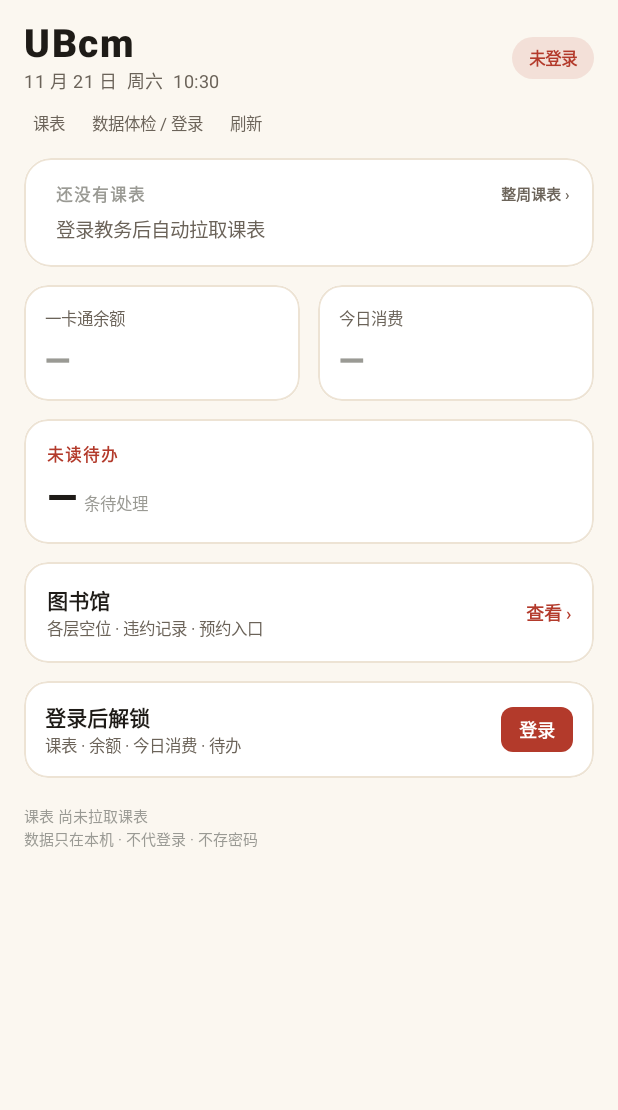
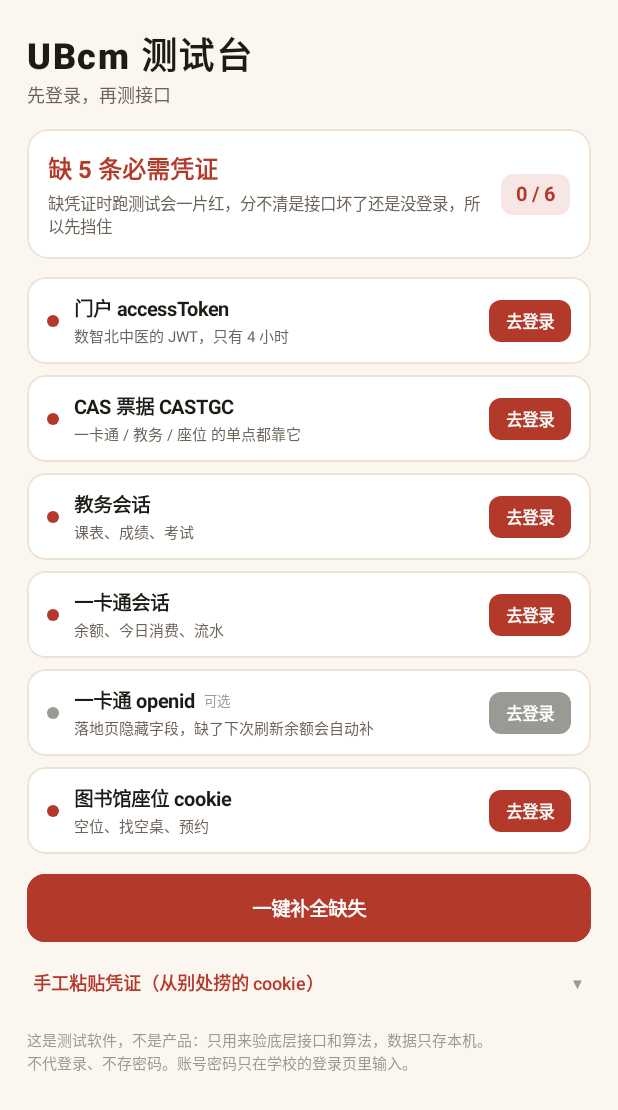
Before and after one commit to Chinalelle/ubcm, an Android app built with Jetpack Compose: the screen it shows after launch (MainActivity), on a phone screen of 412 x 824 dp. Shown: the top 1110 px of the screen. Run offline under Robolectric (Android 15) with nearby library versions, the phone set to English and light mode, and no system bars.

Commit message:
feat(login): 打开即登录门禁，5 条必需凭证缺一不可进
定位校准：这是测试软件（验底层接口与算法），不是产品。
缺凭证时跑体检会一片红，分不清「接口坏了」还是「没登录」——
轮次 2 为此白排查过一轮，所以入口必须先做凭证完整性门禁。

- Credential.kt 纯逻辑：6 项凭证（5 必需 + openid 可选）逐条判定，
  算出缺几条 / 下一步该登哪个目标。不依赖 Android，可 JVM 单测
- LoginGateScreen.kt：总状态 + 逐条清单 + 一键补全 + 手工粘贴退路
- 一键补全按 PORTAL → JW → ECARD → SEAT 串联（后三个靠 CASTGC 自动 SSO）
- 默认落地页 HOME → PROBE：测试软件该看的是探针，不是产品首页
- LoginWebViewActivity：「完成」改为 setResult(RESULT_OK)，供门禁判断是否继续串联
- Session：新增 saveEcardOpenid

三个判定取舍（都有单测）：
1. openid 不做硬门槛 —— 它是派生值，抓不到就会让用户永远过不了门禁；
   而且 refreshCard 在 openid 为 null 时本来就会重走一卡通登录
2. JWT 过期算「没有」—— 过期凭证一用就 401，放行等于制造假信号
3. 解析不出 exp 时按「有值」处理 —— 不把畸形 token 当过期把人挡在门外

门禁单测 18 个，总数 95 → 113，全绿。

```diff
--- /dev/null
+++ b/app-android/app/src/main/java/com/kang/ubcm/Credential.kt
@@ -0,0 +1,137 @@
+package com.kang.ubcm
+
+/**
+ * 登录门禁 —— 这个 App 现在的定位是**测试软件**，不是产品。
+ *
+ * （2026-11-21 用户明确：现在不做功能，只用它验底层接口和算法，UI 排布后面再谈。）
+ *
+ * 所以打开 App 的第一件事不是看页面，而是**确认凭证齐不齐**：缺任何一条就强制登录。
+ *
+ * 为什么必须拦（不是"体验优化"，是刚需）：
+ * 上一轮吃过亏 —— 所有学校登录态过期的时候，20 个探针全红，
+ * 根本分不清是「接口改坏了」还是「压根没登录」。凭证不齐就跑测试 = 制造假信号。
+ *
+ * ⚠️ 这个文件刻意不碰 Android：凭证由调用方从 Session 读好传进来（[Snapshot]），
+ * 这样判定逻辑能被 JVM 单测直接覆盖。
+ */
+object CredentialGate {
+
+    /**
+     * 一次凭证快照。字段为 null / 空白 = 这条没有。
+     *
+     * @param jwtRemainingMs JWT 剩余毫秒；null 表示没有 token 或解析不出 exp
+     */
+    data class Snapshot(
+        val accessToken: String? = null,
+        val castgc: String? = null,
+        val jwSession: String? = null,
+        val ecardSession: String? = null,
+        val ecardOpenid: String? = null,
+        val seatCookie: String? = null,
+        val jwtRemainingMs: Long? = null,
+    )
+
+    /** 一条凭证的检查结果 */
+    data class Item(
+        val id: String,
+        val label: String,
+        val hint: String,
+        /** 缺了该去哪个 WebView 目标补（[LoginWebViewActivity.Target] 的枚举名，纯字符串避免耦合 Android） */
+        val targetName: String,
+        val required: Boolean,
+        val present: Boolean,
+        /** 有值但**不可用**时的说明（目前只有 JWT 过期） */
+        val problem: String? = null,
+    ) {
+        /** 可用 = 有值 且 没有 problem */
+        val ok: Boolean get() = present && problem == null
+    }
+
+    data class Audit(
+        val items: List<Item>,
+        /** 缺的、且必须有的 */
+        val missingRequired: List<Item>,
+        val allOk: Boolean,
+        /** 下一步该登哪个目标；全齐时为 null */
+        val nextTarget: String?,
+    ) {
+        val okCount: Int get() = items.count { it.ok }
+        val requiredCount: Int get() = items.count { it.required }
+    }
+
+    /**
+     * 五条**必须有**的凭证 + 一条自动补齐的。
+     *
+     * 顺序就是登录顺序，也是 [Audit.nextTarget] 的优先级：
+     * PORTAL 必须第一个 —— 它顺带把 CASTGC 存下来，后面三个目标全靠 CASTGC 自动 SSO。
+     *
+     * `ecard_openid` 标记为不必需：它是**派生值**（一卡通落地页里的隐藏 input），
+     * WebView 抓取时机不对就可能拿不到。把它设成硬门槛会让用户永远过不了门禁，
+     * 而一卡通刷新时本来就会自动补（见 `HomeViewModel.refreshCard`）。
+     */
+    fun audit(s: Snapshot): Audit {
+        val jwtText = s.accessToken.orEmpty().trim()
+        val jwtPresent = jwtText.isNotEmpty()
+        val jwtExpired = jwtPresent && s.jwtRemainingMs != null && s.jwtRemainingMs <= 0
+
+        val items = listOf(
+            Item(
+                id = "access_token",
+                label = "门户 accessToken",
+                hint = "数智北中医的 JWT，只有 4 小时",
+                targetName = "PORTAL",
+                required = true,
+                present = jwtPresent && !jwtExpired,
+                problem = if (jwtExpired) "已过期，点右边重新登" else null,
+            ),
+            Item(
+                id = "castgc",
+                label = "CAS 票据 CASTGC",
+                hint = "一卡通 / 教务 / 座位 的单点都靠它",
+                targetName = "PORTAL",
+                required = true,
+                present = !s.castgc.isNullOrBlank(),
+            ),
+            Item(
+                id = "jw_jsessionid",
+                label = "教务会话",
+                hint = "课表、成绩、考试",
+                targetName = "JW",
+                required = true,
+                present = !s.jwSession.isNullOrBlank(),
+            ),
+            Item(
+                id = "ecard_session",
+                label = "一卡通会话",
+                hint = "余额、今日消费、流水",
+                targetName = "ECARD",
+                required = true,
+                present = !s.ecardSession.isNullOrBlank(),
+            ),
+            Item(
+                id = "ecard_openid",
+                label = "一卡通 openid",
+                hint = "落地页隐藏字段，缺了下次刷新余额会自动补",
+                targetName = "ECARD",
+                required = false,
+                present = !s.ecardOpenid.isNullOrBlank(),
+            ),
+            Item(
+                id = "seat_cookie",
+                label = "图书馆座位 cookie",
+                hint = "空位、找空桌、预约",
+                targetName = "SEAT",
+                required = true,
+                present = !s.seatCookie.isNullOrBlank(),
+            ),
+        )
+
+        val missing = items.filter { it.required && !it.ok }
+        return Audit(
+            items = items,
+            missingRequired = missing,
+            allOk = missing.isEmpty(),
+            nextTarget = missing.firstOrNull()?.targetName,
+        )
+    }
+}
--- /dev/null
+++ b/app-android/app/src/main/java/com/kang/ubcm/LoginGateScreen.kt
@@ -0,0 +1,307 @@
+package com.kang.ubcm
+
+import android.content.Context
+import androidx.compose.foundation.background
+import androidx.compose.foundation.border
+import androidx.compose.foundation.clickable
+import androidx.compose.foundation.layout.*
+import androidx.compose.foundation.rememberScrollState
+import androidx.compose.foundation.shape.CircleShape
+import androidx.compose.foundation.shape.RoundedCornerShape
+import androidx.compose.foundation.verticalScroll
+import androidx.compose.material3.LocalTextStyle
+import androidx.compose.material3.OutlinedTextField
+import androidx.compose.material3.Surface
+import androidx.compose.material3.Text
+import androidx.compose.runtime.Composable
+import androidx.compose.runtime.getValue
+import androidx.compose.runtime.mutableStateOf
+import androidx.compose.runtime.remember
+import androidx.compose.runtime.setValue
+import androidx.compose.ui.Alignment
+import androidx.compose.ui.Modifier
+import androidx.compose.ui.draw.clip
+import androidx.compose.ui.graphics.Color
+import androidx.compose.ui.text.font.FontFamily
+import androidx.compose.ui.text.font.FontWeight
+import androidx.compose.ui.text.style.TextOverflow
+import androidx.compose.ui.unit.dp
+import androidx.compose.ui.unit.sp
+
+/**
+ * 从 Session 读一次凭证快照。
+ *
+ * 放在 UI 文件里而不是 `Credential.kt`：后者是纯逻辑（可 JVM 单测），
+ * 一旦它引用 Context 就再也测不了了。
+ */
+fun readCredentialSnapshot(ctx: Context): CredentialGate.Snapshot {
+    val token = Session.loadToken(ctx)
+    return CredentialGate.Snapshot(
+        accessToken = token,
+        castgc = Session.loadCastgc(ctx),
+        jwSession = Session.loadJwSession(ctx),
+        ecardSession = Session.loadEcardSession(ctx),
+        ecardOpenid = Session.loadEcardOpenid(ctx),
+        seatCookie = Session.loadSeatCookie(ctx),
+        // 解析不出 exp 时返回 null —— 门禁按「有值」处理，不因畸形 token 把人挡在门外
+        jwtRemainingMs = Session.parse(token)?.remainingMs(),
+    )
+}
+
+/**
+ * 登录门禁页。**凭证不齐时 App 唯一能看到的页面。**
+ *
+ * 三种补齐方式，缺一不可：
+ *  1. 一键补全：按 PORTAL → JW → ECARD → SEAT 顺序自动串起来（后三个靠 CASTGC 自动 SSO）
+ *  2. 单项去登录：哪条缺点哪条
+ *  3. 手工粘贴：某些凭证只能从别处捞（比如浏览器里已有的 cookie），必须留这条路，
+ *     否则门禁会把人锁死在门外
+ */
+@Composable
+fun LoginGateScreen(
+    audit: CredentialGate.Audit,
+    onLoginTarget: (String) -> Unit,
+    onAutoFill: () -> Unit,
+    onRecheck: () -> Unit,
+    onSaveManual: (jwt: String, jw: String, castgc: String, seat: String, ecard: String, openid: String) -> Unit,
+) {
+    var showManual by remember { mutableStateOf(false) }
+
+    Surface(color = UbcmColors.Paper, modifier = Modifier.fillMaxSize()) {
+        Box(
+            Modifier.fillMaxSize().windowInsetsPadding(WindowInsets.safeDrawing),
+            contentAlignment = Alignment.TopCenter,
+        ) {
+            Column(
+                Modifier
+                    .fillMaxSize()
+                    .widthIn(max = 640.dp)
+                    .verticalScroll(rememberScrollState())
+                    .padding(horizontal = 18.dp, vertical = 18.dp),
+            ) {
+                Text("UBcm 测试台", fontSize = 24.sp, fontWeight = FontWeight.Black, color = UbcmColors.Ink, letterSpacing = 1.sp)
+                Text("先登录，再测接口", fontSize = 12.sp, color = UbcmColors.InkSoft)
+
+                Spacer(Modifier.height(14.dp))
+
+                // 总状态
+                val tone = if (audit.allOk) UbcmColors.Jade else UbcmColors.Cinnabar
+                Row(
+                    Modifier
+                        .fillMaxWidth()
+                        .clip(RoundedCornerShape(14.dp))
+                        .background(UbcmColors.CardWhite)
+                        .border(1.dp, UbcmColors.Line, RoundedCornerShape(14.dp))
+                        .padding(14.dp),
+                    verticalAlignment = Alignment.CenterVertically,
+                ) {
+                    Column(Modifier.weight(1f)) {
+                        Text(
+                            if (audit.allOk) "凭证齐全" else "缺 ${audit.missingRequired.size} 条必需凭证",
+                            fontSize = 16.sp,
+                            fontWeight = FontWeight.Bold,
+                            color = tone,
+                        )
+                        Spacer(Modifier.height(3.dp))
+                        Text(
+                            if (audit.allOk) "可以开始测试"
+                            else "缺凭证时跑测试会一片红，分不清是接口坏了还是没登录，所以先挡住",
+                            fontSize = 11.sp,
+                            color = UbcmColors.InkSoft,
+                            lineHeight = 15.sp,
+                        )
+                    }
+                    Spacer(Modifier.width(8.dp))
+                    Box(
+                        Modifier.clip(RoundedCornerShape(8.dp)).background(tone.copy(alpha = .12f))
+                            .padding(horizontal = 10.dp, vertical = 6.dp)
+                    ) {
+                        Text("${audit.okCount} / ${audit.items.size}", fontSize = 13.sp, fontWeight = FontWeight.Bold, color = tone)
+                    }
+                }
+
+                Spacer(Modifier.height(12.dp))
+
+                // 逐条清单
+                audit.items.forEach { item ->
+                    CredentialRow(item, onLoginTarget)
+                    Spacer(Modifier.height(7.dp))
+                }
+
+                Spacer(Modifier.height(6.dp))
+
+                Row(horizontalArrangement = Arrangement.spacedBy(8.dp)) {
+                    Box(Modifier.weight(1f)) {
+                        BigButton(
+                            text = if (audit.allOk) "重新检查" else "一键补全缺失",
+                            filled = !audit.allOk,
+                            onClick = { if (audit.allOk) onRecheck() else onAutoFill() },
+                        )
+                    }
+                    if (audit.allOk) {
+                        Box(Modifier.weight(1f)) {
+                            BigButton(text = "重新检查", filled = false, onClick = onRecheck)
+                        }
+                    }
+                }
+
+                Spacer(Modifier.height(10.dp))
+
+                // 手工粘贴：门禁的最后一条退路
+                Row(
+                    Modifier.fillMaxWidth().clip(RoundedCornerShape(10.dp)).clickable { showManual = !showManual }
+                        .padding(vertical = 8.dp, horizontal = 4.dp),
+                    verticalAlignment = Alignment.CenterVertically,
+                ) {
+                    Text(
+                        if (showManual) "收起手工粘贴" else "手工粘贴凭证（从别处捞的 cookie）",
+                        fontSize = 12.sp,
+                        fontWeight = FontWeight.SemiBold,
+                        color = UbcmColors.Cinnabar,
+                    )
+                    Spacer(Modifier.weight(1f))
+                    Text(if (showManual) "▲" else "▼", fontSize = 10.sp, color = UbcmColors.Ash)
+                }
+
+                if (showManual) {
+                    ManualPanel(onSaveManual)
+                }
+
+                Spacer(Modifier.height(14.dp))
+                Text(
+                    "这是测试软件，不是产品：只用来验底层接口和算法，数据只存本机。\n" +
+                        "不代登录、不存密码。账号密码只在学校的登录页里输入。",
+                    fontSize = 10.sp,
+                    color = UbcmColors.Ash,
+                    lineHeight = 15.sp,
+                )
+            }
+        }
+    }
+}
+
+@Composable
+private fun CredentialRow(item: CredentialGate.Item, onLoginTarget: (String) -> Unit) {
+    val tone = when {
+        item.ok -> UbcmColors.Jade
+        item.present && item.problem != null -> UbcmColors.Amber
+        !item.required -> UbcmColors.Ash
+        else -> UbcmColors.Cinnabar
+    }
+    Row(
+        Modifier
+            .fillMaxWidth()
+            .clip(RoundedCornerShape(12.dp))
+            .background(UbcmColors.CardWhite)
+            .border(1.dp, UbcmColors.Line, RoundedCornerShape(12.dp))
+            .padding(horizontal = 13.dp, vertical = 11.dp),
+        verticalAlignment = Alignment.CenterVertically,
+    ) {
+        Box(Modifier.size(8.dp).clip(CircleShape).background(tone))
+        Spacer(Modifier.width(10.dp))
+        Column(Modifier.weight(1f)) {
+            Row(verticalAlignment = Alignment.CenterVertically) {
+                Text(item.label, fontSize = 13.sp, fontWeight = FontWeight.Bold, color = UbcmColors.Ink)
+                Spacer(Modifier.width(6.dp))
+                if (!item.required) {
+                    Text("可选", fontSize = 9.sp, color = UbcmColors.Ash)
+                }
+            }
+            Spacer(Modifier.height(2.dp))
+            Text(
+                item.problem ?: item.hint,
+                fontSize = 10.sp,
+                color = if (item.problem != null) UbcmColors.Amber else UbcmColors.InkSoft,
+                lineHeight = 14.sp,
+                maxLines = 2,
+                overflow = TextOverflow.Ellipsis,
+            )
+        }
+        Spacer(Modifier.width(8.dp))
+        if (item.ok) {
+            Text("有", fontSize = 11.sp, fontWeight = FontWeight.Bold, color = UbcmColors.Jade)
+        } else {
+            Box(
+                Modifier.clip(RoundedCornerShape(8.dp)).background(tone)
+                    .clickable { onLoginTarget(item.targetName) }
+                    .padding(horizontal = 11.dp, vertical = 6.dp)
+            ) {
+                Text(if (item.problem != null) "重登" else "去登录", fontSize = 11.sp, fontWeight = FontWeight.Bold, color = Color.White)
+            }
+        }
+    }
+}
+
+@Composable
+private fun BigButton(text: String, filled: Boolean, onClick: () -> Unit) {
+    Box(
+        Modifier
+            .fillMaxWidth()
+            .clip(RoundedCornerShape(12.dp))
+            .background(if (filled) UbcmColors.Cinnabar else UbcmColors.CardWhite)
+            .border(1.dp, if (filled) UbcmColors.Cinnabar else UbcmColors.Line, RoundedCornerShape(12.dp))
+            .clickable { onClick() }
+            .padding(vertical = 13.dp),
+        contentAlignment = Alignment.Center,
+    ) {
+        Text(
+            text,
+            fontSize = 13.sp,
+            fontWeight = FontWeight.Bold,
+            color = if (filled) Color.White else UbcmColors.InkSoft,
+        )
+    }
+}
+
+/**
+ * 手工粘贴。给「凭证只能从别处捞」的场景留的后路 ——
+ * 没有这条路，登录站点一变更，整个 App 就彻底进不去了。
+ */
+@Composable
+private fun ManualPanel(
+    onSave: (String, String, String, String, String, String) -> Unit,
+) {
+    var jwt by remember { mutableStateOf("") }
+    var jw by remember { mutableStateOf("") }
+    var castgc by remember { mutableStateOf("") }
+    var seat by remember { mutableStateOf("") }
+    var ecard by remember { mutableStateOf("") }
+    var openid by remember { mutableStateOf("") }
+
+    Column(
+        Modifier
+            .fillMaxWidth()
+            .clip(RoundedCornerShape(12.dp))
+            .background(UbcmColors.CardWhite)
+            .border(1.dp, UbcmColors.Line, RoundedCornerShape(12.dp))
+            .padding(13.dp),
+        verticalArrangement = Arrangement.spacedBy(8.dp),
+    ) {
+        Text("粘进来的值直接覆盖本机已有的，空着不动", fontSize = 10.sp, color = UbcmColors.Ash)
+
+        PasteField("门户 accessToken（JWT）", jwt) { jwt = it }
+        PasteField("教务 cookie（JSESSIONID=...; jsxsd=...）", jw) { jw = it }
+        PasteField("CASTGC（TGT-...）", castgc) { castgc = it }
+        PasteField("一卡通 servicehall cookie", ecard) { ecard = it }
+        PasteField("一卡通 openid（数字，可选）", openid) { openid = it }
+        PasteField("图书馆 ic-cookie", seat) { seat = it }
+
+        Spacer(Modifier.height(2.dp))
+        BigButton(text = "保存并重新检查", filled = true) {
+            onSave(jwt, jw, castgc, seat, ecard, openid)
+        }
+    }
+}
+
+@Composable
+private fun PasteField(label: String, value: String, onChange: (String) -> Unit) {
+    OutlinedTextField(
+        value = value,
+        onValueChange = onChange,
+        label = { Text(label, fontSize = 10.sp) },
+        minLines = 1,
+        maxLines = 3,
+        modifier = Modifier.fillMaxWidth(),
+        textStyle = LocalTextStyle.current.copy(fontSize = 10.sp, fontFamily = FontFamily.Monospace),
+    )
+}
--- a/app-android/app/src/main/java/com/kang/ubcm/MainActivity.kt
+++ b/app-android/app/src/main/java/com/kang/ubcm/MainActivity.kt
@@ -3,6 +3,8 @@ package com.kang.ubcm
 import android.os.Bundle
 import androidx.activity.ComponentActivity
 import androidx.activity.compose.setContent
+import androidx.activity.compose.rememberLauncherForActivityResult
+import androidx.activity.result.contract.ActivityResultContracts
 import androidx.activity.enableEdgeToEdge
 import androidx.compose.foundation.background
 import androidx.compose.foundation.border
@@ -67,17 +69,96 @@ class MainActivity : ComponentActivity() {
 }
 
 /**
- * 四个页面：首页（聚合卡片，默认）/ 课表周视图 / 图书馆 / 数据体检页（探针 + 登录面板）。
+ * 四个页面：首页（聚合卡片）/ 课表周视图 / 图书馆 / 数据体检页（探针 + 登录面板）。
  * 不引 Navigation 库 —— 四个页面一个状态位就够，保持零依赖。
+ *
+ * ⚠️ 这些都**在登录门禁之后**：凭证不齐时根本走不到这里（见 [AppRoot]）。
  */
 private enum class Page { HOME, WEEK, LIBRARY, PROBE }
 
+/**
+ * 根组件 = **登录门禁** + 门禁后的主内容。
+ *
+ * 定位（2026-11-21 用户明确）：这是测试软件，用来验底层接口和算法，不是产品。
+ * 所以打开第一件事是「凭证齐不齐」，缺任何一条必需凭证都强制留在登录页。
+ *
+ * 登录页的「一键补全」会按 PORTAL → JW → ECARD → SEAT 顺序自动串起来：
+ * 门户登录时顺带存下 CASTGC，后面三个目标靠 CAS 单点基本自动过。
+ * 每返回一次就重读 Session 判断，只自动跑一轮（避免某个站点挂掉时无限弹登录）。
+ */
 @Composable
 private fun AppRoot() {
+    val ctx = androidx.compose.ui.platform.LocalContext.current
+    var gateKey by remember { mutableStateOf(0) }
+    var autoMode by remember { mutableStateOf(false) }
+    var lastTried by remember { mutableStateOf<String?>(null) }
+    var pendingLaunch by remember { mutableStateOf<String?>(null) }
+
+    val launcher = rememberLauncherForActivityResult(
+        ActivityResultContracts.StartActivityForResult()
+    ) { res ->
+        gateKey++     // 无论成功与否都重读一次：cookie 可能已经存进去了
+        if (!autoMode) return@rememberLauncherForActivityResult
+        val next = CredentialGate.audit(readCredentialSnapshot(ctx)).nextTarget
+        if (res.resultCode == android.app.Activity.RESULT_OK && next != null && next != lastTried) {
+            lastTried = next
+            // 不能在 launcher 自己的回调里引用 launcher（val 未初始化），
+            // 所以只是打个标记，由下面的 LaunchedEffect 真正启动
+            pendingLaunch = next
+        } else {
+            // 用户按返回键退出 / 同一个目标补不动 → 停下，别把人困在弹窗循环里
+            autoMode = false
+        }
+    }
+
+    LaunchedEffect(pendingLaunch) {
+        val name = pendingLaunch ?: return@LaunchedEffect
+        pendingLaunch = null
+        launcher.launch(LoginWebViewActivity.newIntent(ctx, LoginWebViewActivity.Target.of(name)))
+    }
+
+    val audit = remember(gateKey) { CredentialGate.audit(readCredentialSnapshot(ctx)) }
+
+    if (!audit.allOk) {
+        LoginGateScreen(
+            audit = audit,
+            onLoginTarget = { name ->
+                autoMode = false
+                launcher.launch(LoginWebViewActivity.newIntent(ctx, LoginWebViewActivity.Target.of(name)))
+            },
+            onAutoFill = {
+                val next = CredentialGate.audit(readCredentialSnapshot(ctx)).nextTarget
+                if (next != null) {
+                    autoMode = true
+                    lastTried = next
+                    launcher.launch(LoginWebViewActivity.newIntent(ctx, LoginWebViewActivity.Target.of(next)))
+                }
+            },
+            onRecheck = { gateKey++ },
+            onSaveManual = { jwt, jw, castgc, seat, ecard, openid ->
+                // 空着的字段不动，只覆盖用户真的粘了东西的那些
+                if (jwt.isNotBlank()) Session.saveToken(ctx, jwt)
+                if (jw.isNotBlank()) Session.saveJwSession(ctx, jw)
+                if (castgc.isNotBlank()) Session.saveCastgc(ctx, castgc)
+                if (seat.isNotBlank()) Session.saveSeatCookie(ctx, seat)
+                if (ecard.isNotBlank()) Session.saveEcard(ctx, ecard, openid.ifBlank { null })
+                else if (openid.isNotBlank()) Session.saveEcardOpenid(ctx, openid)
+                gateKey++
+            },
+        )
+        return
+    }
+
+    MainContent()
+}
+
+@Composable
+private fun MainContent() {
     val homeVm: HomeViewModel = viewModel()
     val probeVm: ProbeViewModel = viewModel()
     val libVm: LibraryViewModel = viewModel()
-    var page by remember { mutableStateOf(Page.HOME) }
+    // 测试软件落到「数据体检」而不是首页：这里有 18 个探针，是真正要看的东西
+    var page by remember { mutableStateOf(Page.PROBE) }
     var showAuth by remember { mutableStateOf(false) }
     val ctx = androidx.compose.ui.platform.LocalContext.current
 
--- a/app-android/app/src/main/java/com/kang/ubcm/Session.kt
+++ b/app-android/app/src/main/java/com/kang/ubcm/Session.kt
@@ -64,6 +64,10 @@ object Session {
     fun loadEcardOpenid(ctx: Context): String? =
         prefs(ctx).getString(KEY_ECARD_OPENID, null)?.takeIf { it.isNotBlank() }
 
+    /** 只补 openid（手工粘贴时可能只拿到这一个值） */
+    fun saveEcardOpenid(ctx: Context, v: String) =
+        prefs(ctx).edit().putString(KEY_ECARD_OPENID, v.trim()).apply()
+
     fun clearEcard(ctx: Context) =
         prefs(ctx).edit().remove(KEY_ECARD_SESSION).remove(KEY_ECARD_OPENID).remove(KEY_ECARD_TS).apply()
 
```
Also changed, not shown: app-android/app/src/main/java/com/kang/ubcm/LoginWebViewActivity.kt (+12 -3 lines), 1 other file.
